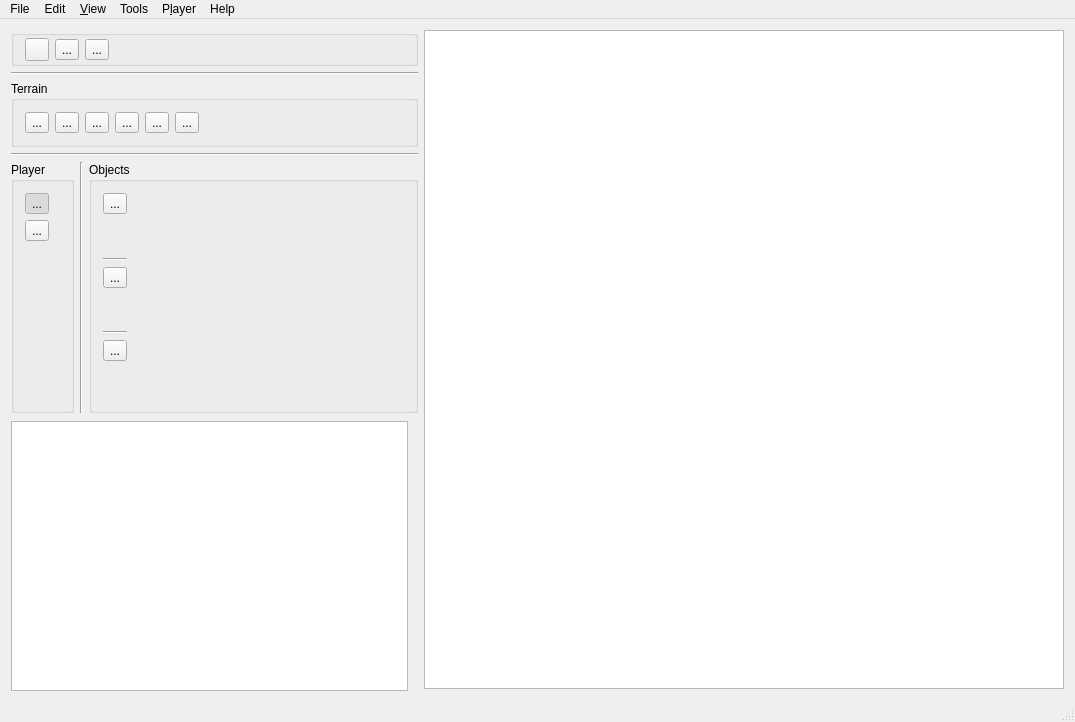
projectdelphai/ECS160_MapEditor, file MapEditor/mainwindow.ui: the form before one commit.
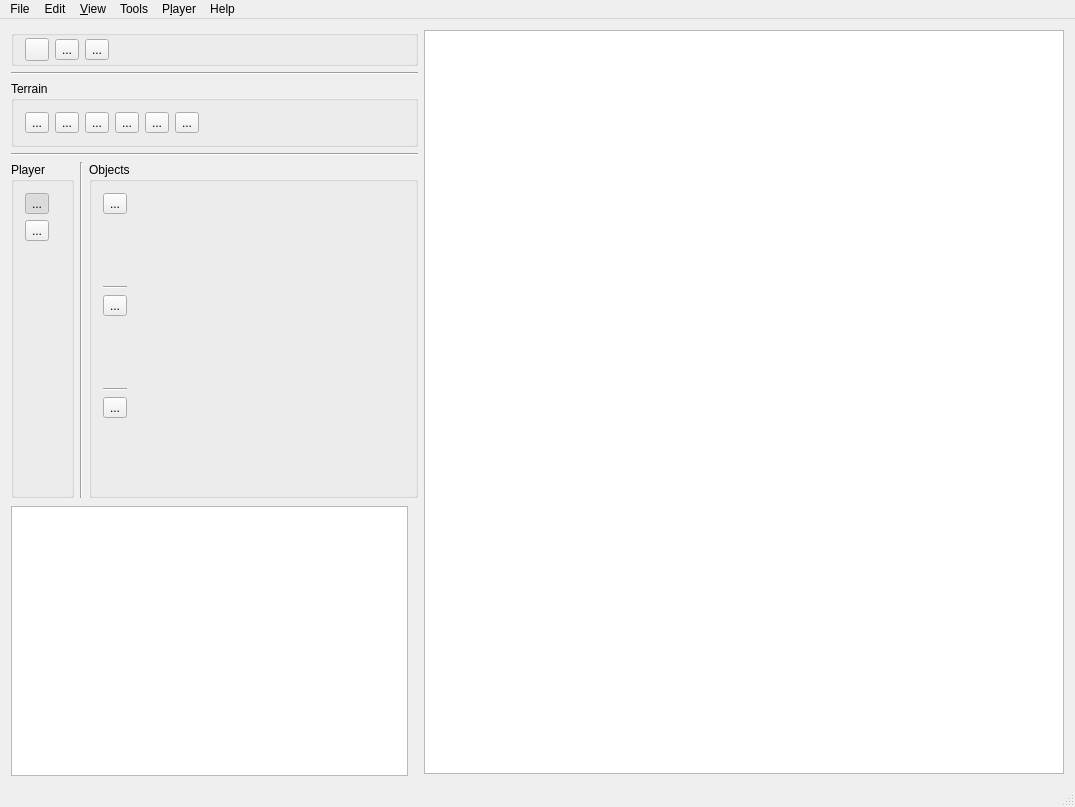
The form after the commit. Icons and pictures are not drawn.

What changed in the file:
```diff
--- a/MapEditor/mainwindow.ui
+++ b/MapEditor/mainwindow.ui
@@ -7,7 +7,7 @@
     <x>0</x>
     <y>0</y>
     <width>1075</width>
-    <height>722</height>
+    <height>807</height>
    </rect>
   </property>
   <property name="mouseTracking">
```
Left out of the diff: 26 changed lines with no effect on the pictures.
